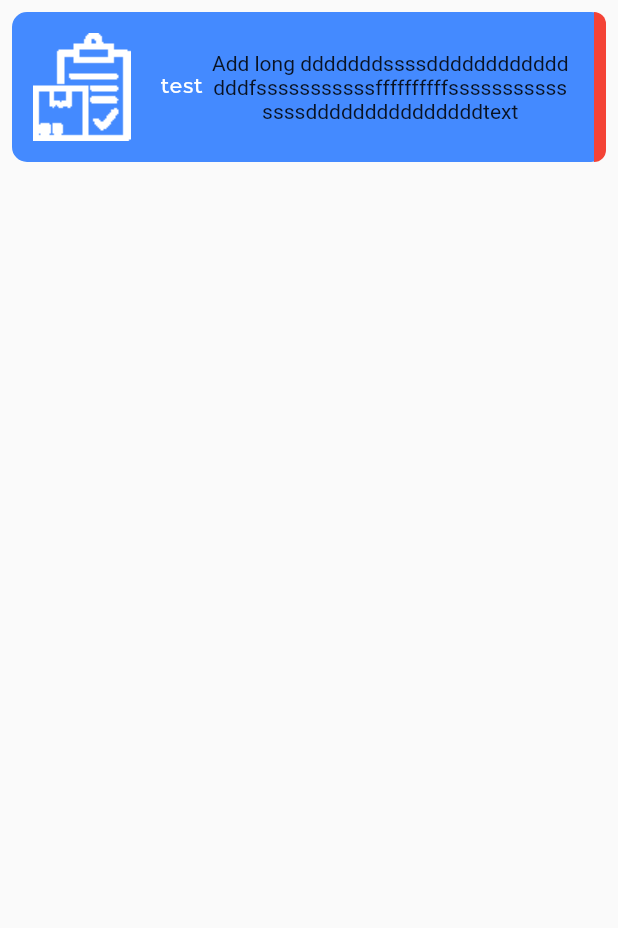
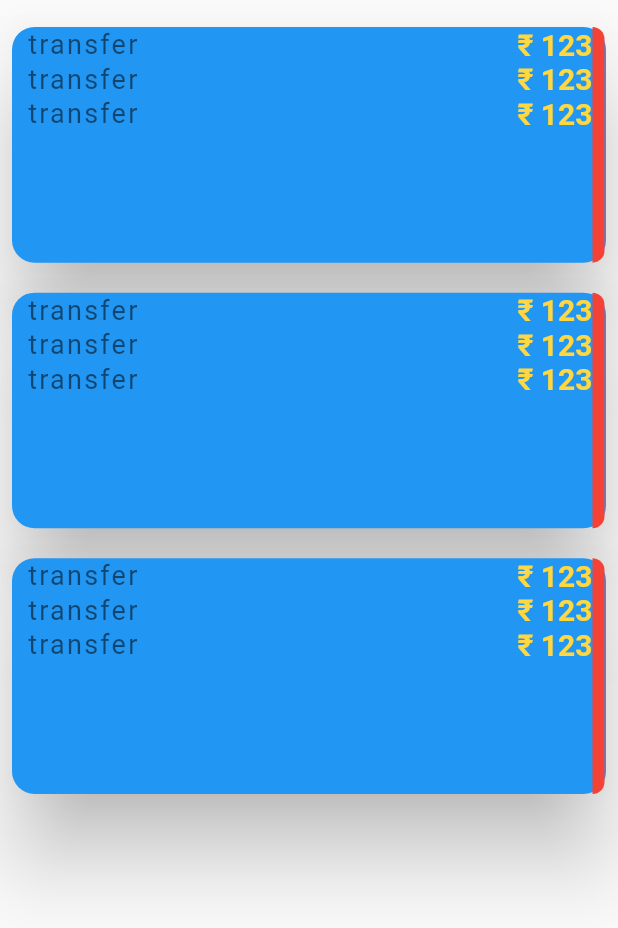
Before and after one commit to Belal-alodat/fast_trans, a Flutter app: the TextPage screen opened by its route, on a phone screen of 412 x 824 dp. Shown: the top 928 px of the screen. Run offline on Flutter 3.47's test engine with Material 2 defaults, Android fonts, the phone set to English and light mode, and no system bars; our stand-ins replace dio, easy_localization.

Commit message:
card with Red Edge

```diff
--- a/lib/main.dart
+++ b/lib/main.dart
@@ -44,10 +44,10 @@
         // When navigating to the "/" route, build the FirstScreen widget.
         '/': (context) => HomeScreen(),
         // When navigating to the "/second" route, build the SecondScreen widget.
-        '/register': (context) => RegisterHomeScreen(),
+        '/register': (context) => TextPage(),
         '/shipment': (context) => AddShipmentPage(),
         '/list-addresses': (context) => ListAddressesPage(),
-        '/text': (context) => TextPage(),
+        '/text': (context) => RegisterHomeScreen(),
       },
     );
   }
--- a/lib/screen/Text_page.dart
+++ b/lib/screen/Text_page.dart
@@ -32,42 +32,152 @@
       body: SafeArea(
         child: Padding(
           padding: const EdgeInsets.all(8.0),
-          child: CaredWithColoredEdge(
-            100,
-            Colors.blueAccent,
-            Colors.red,
-            Direction.right,
-            Padding(
-              padding: const EdgeInsets.all(5.0),
-              child: Row(
-                children: [
-                  const SizedBox(width: 5),
-                  Container(
-                    child: Image.asset('images/packagedetails.png',
-                        fit: BoxFit.fill),
+          child: myWidget(context),
+        ),
+      ),
+    );
+  }
+
+  Widget myCard() {
+    return Card(
+      color: Colors.blue,
+      margin: EdgeInsets.fromLTRB(0, 10, 0, 0),
+      elevation: 24.0,
+      shape: RoundedRectangleBorder(
+        borderRadius: BorderRadius.circular(15),
+      ),
+      child: InkWell(
+        splashColor: Colors.blue.withAlpha(30),
+        onTap: () async {
+//no action
+        },
+        child: Container(
+          padding: EdgeInsets.fromLTRB(10, 0, 0, 0),
+//   width: double.infinity,
+//    height: 200, //75  //no wrap to set indicator at end
+          child: Row(
+            children: <Widget>[
+//add expanded to get full view area
+              Expanded(
+                child: Column(
+//   mainAxisSize: MainAxisSize.min,
+                  mainAxisAlignment: MainAxisAlignment.start,
+//  crossAxisAlignment: CrossAxisAlignment.stretch,
+                  children: <Widget>[
+                    Row(
+                      mainAxisAlignment: MainAxisAlignment.spaceBetween,
+                      children: <Widget>[
+                        Text(
+                          'transfer',
+                          style: TextStyle(
+                            fontSize: 18.0,
+                            color: Colors.black54,
+                            letterSpacing: 1.5,
+                          ),
+                          overflow: TextOverflow.ellipsis,
+                        ),
+                        Text(
+                          "\u20B9 123",
+                          style: TextStyle(
+                            fontSize: 20.0,
+                            color: Colors.amberAccent,
+                            fontWeight: FontWeight.bold,
+                          ),
+                          overflow: TextOverflow.ellipsis,
+                        ),
+                      ],
+                    ),
+                    Row(
+                      mainAxisAlignment: MainAxisAlignment.spaceBetween,
+                      children: <Widget>[
+                        Text(
+                          'transfer',
+                          style: TextStyle(
+                            fontSize: 18.0,
+                            color: Colors.black54,
+                            letterSpacing: 1.5,
+                          ),
+                          overflow: TextOverflow.ellipsis,
+                        ),
+                        Text(
+                          "\u20B9 123",
+                          style: TextStyle(
+                            fontSize: 20.0,
+                            color: Colors.amberAccent,
+                            fontWeight: FontWeight.bold,
+                          ),
+                          overflow: TextOverflow.ellipsis,
+                        ),
+                      ],
+                    ),
+                    Row(
+                      mainAxisAlignment: MainAxisAlignment.spaceBetween,
+                      children: <Widget>[
+                        Text(
+                          'transfer',
+                          style: TextStyle(
+                            fontSize: 18.0,
+                            color: Colors.black54,
+                            letterSpacing: 1.5,
+                          ),
+                          overflow: TextOverflow.ellipsis,
+                        ),
+                        Text(
+                          "\u20B9 123",
+                          style: TextStyle(
+                            fontSize: 20.0,
+                            color: Colors.amberAccent,
+                            fontWeight: FontWeight.bold,
+                          ),
+                          overflow: TextOverflow.ellipsis,
+                        ),
+                      ],
+                    ),
+                  ],
+                ),
+              ),
+
+//  SizedBox(width: 20.0),
+
+              Container(
+                decoration: BoxDecoration(
+//  color: edgeColor, //Colors.black,
+                  border: Border.all(
+                    width: 4,
+// color: MyColor.TxtColorOrange,
+                    color: Colors.red,
                   ),
-                  const SizedBox(width: 20),
-                  Container(
-                    child: text('test', color: Colors.white),
-                  ),
-                  const SizedBox(width: 5),
-                  Expanded(
-                    child: Container(
-                      //  color: Colors.red,
-                      child: Text(
-                        textAlign: TextAlign.center,
-                        'Add long dddddddssssdddddddddddddddfsssssssssssffffffffffsssssssssssssssdddddddddddddddtext ',
-                        overflow: TextOverflow.visible,
-                      ),
-                    ),
-                  ),
-                  const SizedBox(width: 15),
-                ],
+                  borderRadius: BorderRadius.only(
+                      topRight: Radius.circular(15.0),
+                      bottomRight: Radius.circular(15.0)),
+                ),
               ),
-            ),
+              SizedBox(width: 1.0),
+            ],
           ),
         ),
       ),
+    );
+  }
+
+  Widget myWidget(BuildContext context) {
+    return MediaQuery.removePadding(
+      context: context,
+      removeTop: true,
+      child: GridView.builder(
+          gridDelegate: const SliverGridDelegateWithFixedCrossAxisCount(
+              crossAxisCount: 1,
+              mainAxisSpacing: 10.0,
+              crossAxisSpacing: 10.0,
+              childAspectRatio: 2.37),
+          itemCount: 3,
+          itemBuilder: (BuildContext context, int index) {
+            return myCard() /*Card(
+              color: Colors.amber,
+              child: Center(child: Text('$index')),
+            )*/
+                ;
+          }),
     );
   }
 
```
